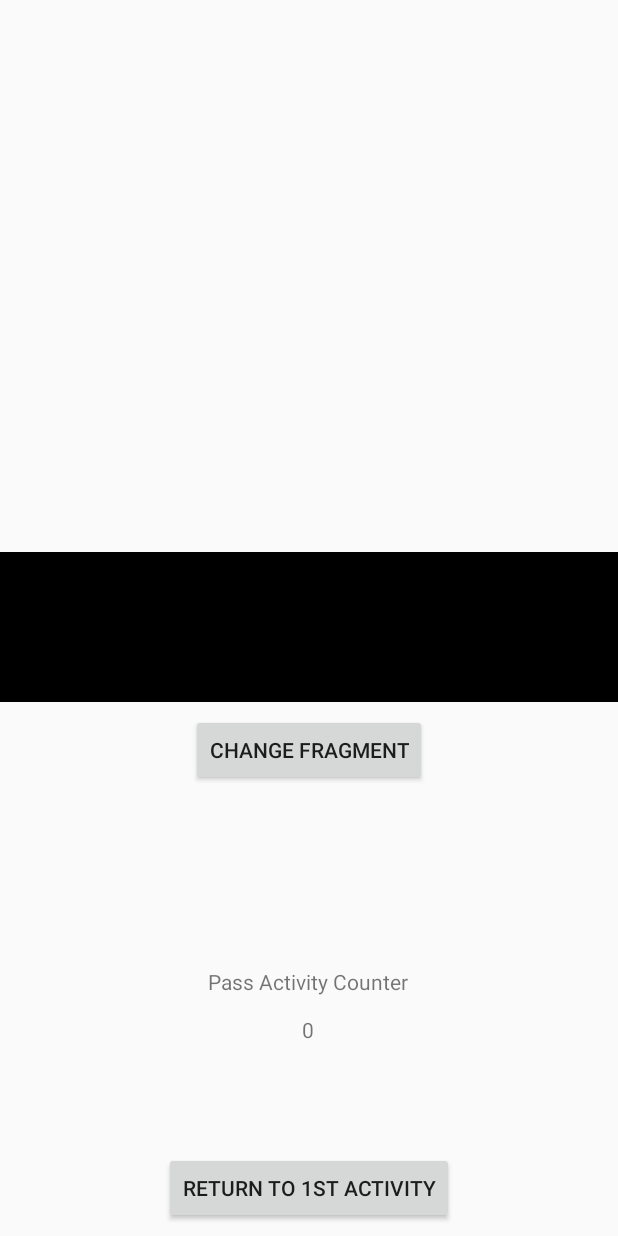
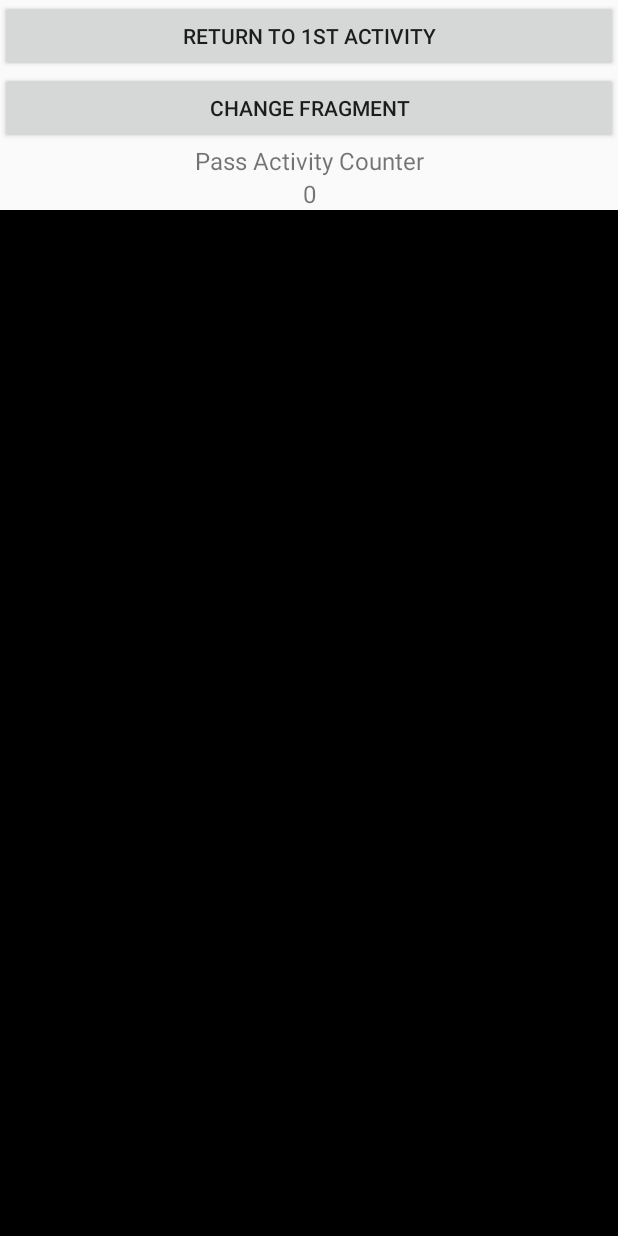
Before and after one commit to ArkadiuszKubiak/kursgrupaa, an Android app: the layout second_activity.xml on its own in the app's theme, with its tools: preview values and no code run, on a phone screen of 412 x 824 dp. Run offline under Robolectric (Android 15) with nearby library versions, the phone set to English and light mode, and no system bars.

Commit message:
Finishing touches to Layouts. Some simplifications to code.

```diff
--- a/app/src/main/java/com/example/homework1/BaseCountingActivity.kt
+++ b/app/src/main/java/com/example/homework1/BaseCountingActivity.kt
@@ -8,7 +8,7 @@ import android.widget.TextView
 import androidx.appcompat.app.AppCompatActivity
 
 @SuppressLint("Registered")
-open class BaseCountingActivity : AppCompatActivity() {
+abstract class BaseCountingActivity : AppCompatActivity() {
 
     private lateinit var counterTextView: TextView
 
--- a/app/src/main/res/layout/second_activity.xml
+++ b/app/src/main/res/layout/second_activity.xml
@@ -7,71 +7,67 @@
         android:layout_height="match_parent"
         app:layout_behavior="@string/appbar_scrolling_view_behavior"
         tools:context=".SecondActivity">
-    <Button
-            android:layout_width="wrap_content"
+
+    <LinearLayout
+            android:id="@+id/buttonsLayout"
+            android:layout_width="match_parent"
             android:layout_height="wrap_content"
-            android:layout_marginStart="8dp"
-            android:layout_marginLeft="8dp"
-            android:layout_marginEnd="8dp"
-            android:layout_marginRight="8dp"
-            android:layout_marginBottom="8dp"
-            app:layout_constraintBottom_toBottomOf="parent"
-            app:layout_constraintEnd_toEndOf="parent"
-            app:layout_constraintStart_toStartOf="parent"
-            android:text="Return to 1st Activity"
-            tools:layout_editor_absoluteX="109dp" android:id="@+id/button2"
-            android:onClick="startActivityAndPassCounter"/>
+            android:orientation="vertical"
+            app:layout_constraintHeight_percent="0.4"
+            app:layout_constraintTop_toTopOf="parent">
 
         <Button
-            android:layout_width="wrap_content"
+                android:layout_width="match_parent"
+                android:gravity="center"
                 android:layout_height="wrap_content"
-            android:layout_marginStart="8dp"
-            android:layout_marginLeft="8dp"
-            android:layout_marginEnd="8dp"
-            android:layout_marginRight="8dp"
-            android:layout_marginBottom="300dp"
-            app:layout_constraintBottom_toBottomOf="parent"
-            app:layout_constraintEnd_toEndOf="parent"
-            app:layout_constraintStart_toStartOf="parent"
-            android:text="Change Fragment"
+                android:text="@string/return_to_1st_activity"
+                android:id="@+id/buttonActivityReturn"
+        />
+
+        <Button
+                android:layout_width="match_parent"
+                android:gravity="center"
+                android:layout_height="wrap_content"
+                android:text="@string/change_fragment"
                 android:id="@+id/buttonFragment"
+        />
+    </LinearLayout>
+
+    <LinearLayout android:layout_width="match_parent"
+                  android:layout_height="0dp"
+                  android:orientation="vertical"
+                  android:layout_weight="5"
+
+                  app:layout_constraintTop_toBottomOf="@+id/buttonsLayout"
+                  app:layout_constraintBottom_toBottomOf="parent">
+
+        <TextView
+                android:layout_width="match_parent"
+                android:id="@+id/activityCounterText"
+                android:text="@string/pass_activity_counter"
+                android:gravity="center"
+                android:layout_height="wrap_content"
+                android:textSize="16sp"
         />
 
         <TextView
-            android:layout_width="wrap_content"
+                android:layout_width="match_parent"
+                android:id="@+id/cntTextView"
+                android:text="@string/zero_value"
+                android:gravity="center"
                 android:layout_height="wrap_content"
-            android:layout_marginStart="8dp"
-            android:layout_marginLeft="8dp"
-            android:layout_marginEnd="8dp"
-            android:layout_marginRight="8dp"
-            android:layout_marginBottom="160dp"
-            app:layout_constraintBottom_toBottomOf="parent"
-            app:layout_constraintEnd_toEndOf="parent"
-            app:layout_constraintStart_toStartOf="parent"
-            android:text="@string/pass_activity_counter"
-            android:id="@+id/textView" app:layout_constraintHorizontal_bias="0.498"/>
-
-    <TextView
-            android:layout_width="wrap_content"
-            android:layout_height="wrap_content"
-            android:layout_marginStart="8dp"
-            android:layout_marginLeft="8dp"
-            android:layout_marginEnd="8dp"
-            android:layout_marginRight="8dp"
-            android:layout_marginBottom="128dp"
-            app:layout_constraintBottom_toBottomOf="parent"
-            app:layout_constraintEnd_toEndOf="parent"
-            app:layout_constraintStart_toStartOf="parent"
-            android:id="@+id/cntTextView"
-            android:text="0"
-            app:layout_constraintHorizontal_bias="0.498"/>
+                android:textSize="16sp"
+        />
 
         <LinearLayout
                 android:id="@+id/fragment_container"
                 android:layout_width="match_parent"
-            android:layout_height="100dp"
+                android:layout_height="0dp"
                 android:orientation="vertical"
+                android:layout_weight="3"
                 android:background="#000000"
-            android:layout_marginBottom="8dp" app:layout_constraintBottom_toTopOf="@+id/buttonFragment"/>
+        />
+
+    </LinearLayout>
 
 </androidx.constraintlayout.widget.ConstraintLayout>
--- a/app/src/main/res/values/strings.xml
+++ b/app/src/main/res/values/strings.xml
@@ -5,5 +5,10 @@
     <string name="first_activity_counter">First Activity Counter</string>
     <string name="pass_activity_counter">Pass Activity Counter</string>
     <string name="zero_value">0</string>
-    <string name="first_fragment_button_data">Change Fragment From Inside Fragment</string>
+    <string name="first_fragment_button_data">Go to the Second Fragment</string>
+    <string name="return_to_1st_activity">Return to 1st Activity</string>
+    <string name="change_fragment">Change Fragment</string>
+    <string name="first_fragment_title">The First Fragment!</string>
+    <string name="second_fragment_button_data">Go to the First Fragment</string>
+    <string name="second_fragment_title">The Second Fragment!</string>
 </resources>
```
Also changed, not shown: app/src/main/java/com/example/homework1/FirstFragment.kt (+10 -7 lines), app/src/main/java/com/example/homework1/MainActivity.kt (+6 -6 lines), app/src/main/java/com/example/homework1/SecondActivity.kt (+4 -4 lines), app/src/main/res/layout/activity_main.xml (+28 -38 lines), app/src/main/res/layout/first_fragment.xml (+29 -7 lines), app/src/main/res/layout/second_fragment.xml (+15 -3 lines). Lines whose indentation alone changed are shown as unchanged.
